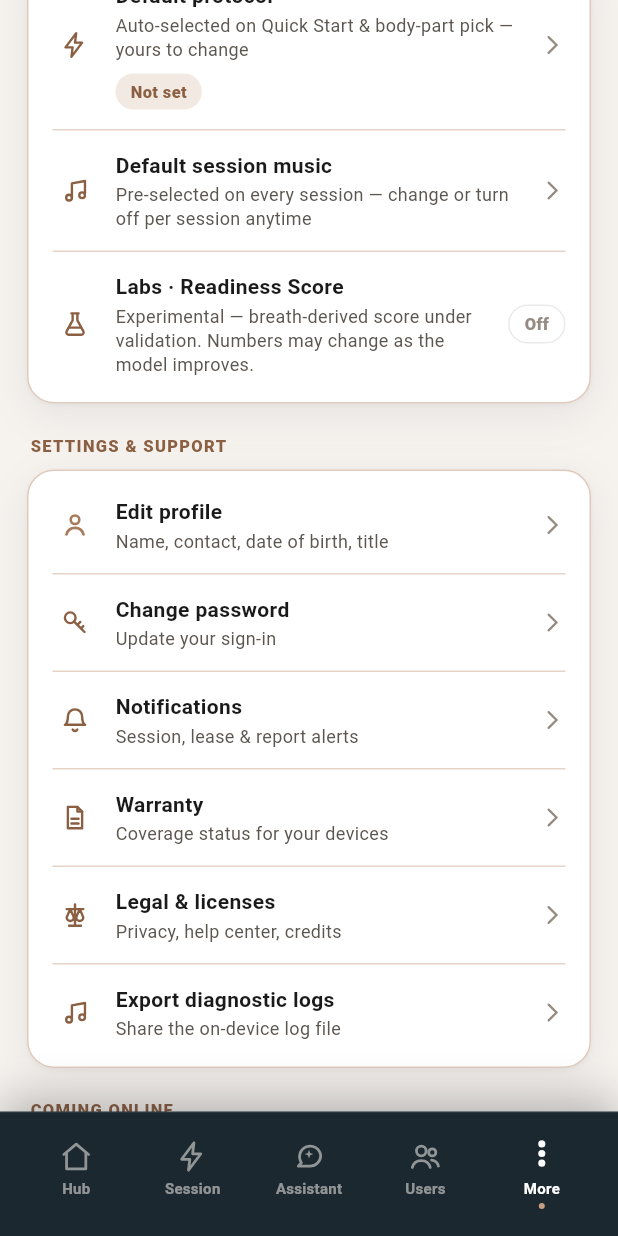
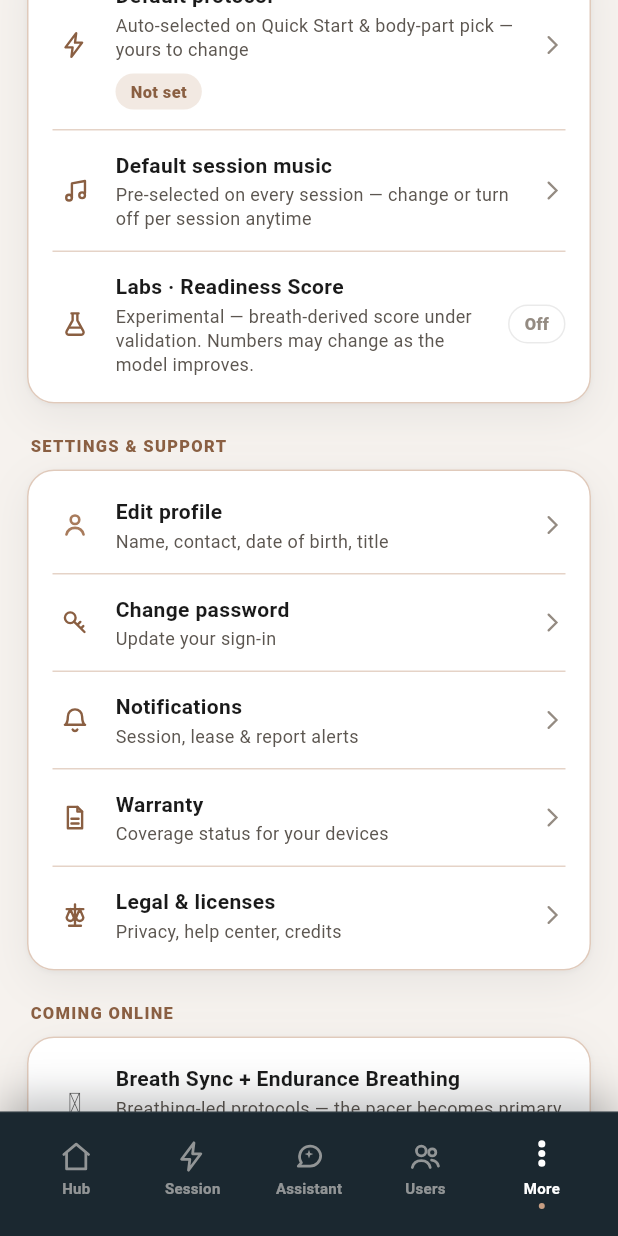
Before and after one commit to sdsadmins/hydrawav3-mobile-app, a Flutter app: the SettingsScreen screen opened by its route, scrolled down 1152 dp, on a phone screen of 412 x 824 dp. Run offline on Flutter 3.47's test engine with Material 3 defaults, Android fonts, the phone set to English and light mode, and no system bars; our stand-ins replace connectivity_plus, dio, drift, drift_flutter, file_picker, flutter_blue_plus and 13 more; missing offline and left inert: audio_session, flutter_inappwebview; accounts and stored records are empty; generated files the repository leaves out were written again; network calls fail; project files that could hold a hidden picture were left out.

Commit message:
update version

```diff
--- a/lib/features/settings/presentation/screens/settings_screen.dart
+++ b/lib/features/settings/presentation/screens/settings_screen.dart
@@ -1115,12 +1115,12 @@ class _SupportSection extends ConsumerWidget {
             subtitle: 'Privacy, help center, credits',
             onTap: () => context.push(RoutePaths.legal),
           ),
-          _MoreRow(
-            icon: HwIcons.note,
-            title: 'Export diagnostic logs',
-            subtitle: 'Share the on-device log file',
-            onTap: () => _shareDiagnosticLogs(context),
-          ),
+          // _MoreRow(
+          //   icon: HwIcons.note,
+          //   title: 'Export diagnostic logs',
+          //   subtitle: 'Share the on-device log file',
+          //   onTap: () => _shareDiagnosticLogs(context),
+          // ),
         ]),
       ],
     );
--- a/pubspec.yaml
+++ b/pubspec.yaml
@@ -1,7 +1,7 @@
 name: hydrawav3
 description: Hydrawav3 Pro - Physical therapy device control app
 publish_to: "none"
-version: 1.0.6+3
+version: 1.0.6+4
 
 environment:
   sdk: ^3.6.0
```
